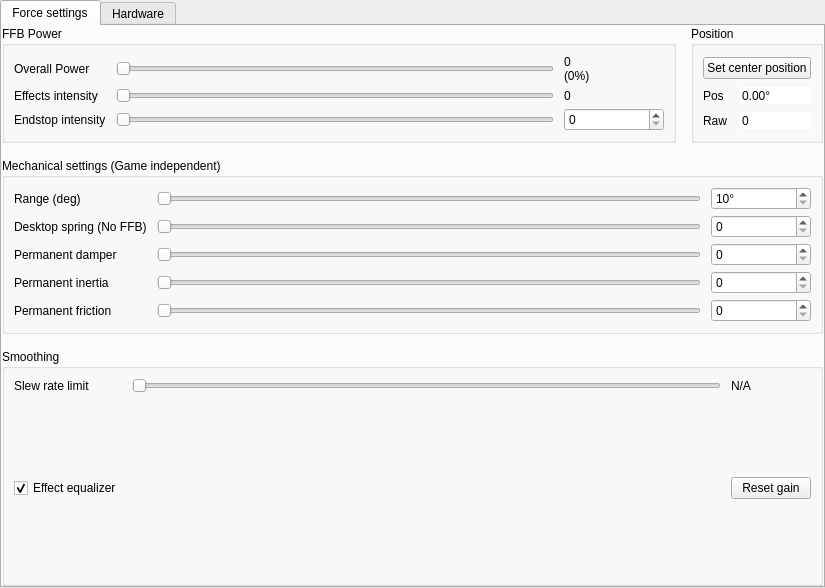
Before: the Qt Designer form res/axis_ui.ui in Ultrawipf/OpenFFBoard-configurator, drawn with Qt 5.
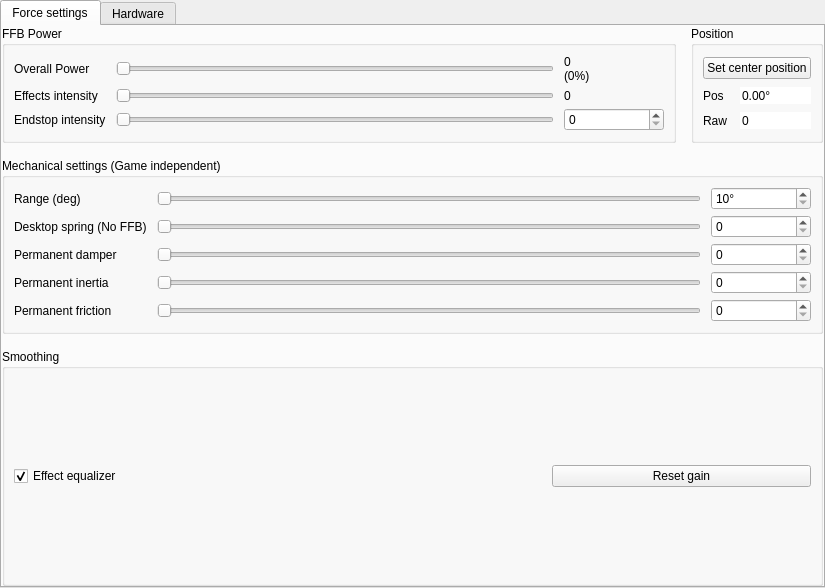
After: the same form once the commit is applied. Custom widgets are drawn as their Qt base class.

Commit message: fix(ui): remove obsolete slewrate limit controls

What changed in the file:
```diff
--- a/res/axis_ui.ui
+++ b/res/axis_ui.ui
@@ -85,30 +85,7 @@
             </property>
            </widget>
           </item>
-          <item row="0" column="2">
-           <widget class="QLabel" name="label_14">
-            <property name="text">
-             <string>N/A</string>
-            </property>
-           </widget>
-          </item>
-          <item row="0" column="1">
-           <widget class="QSlider" name="horizontalSlider">
-            <property name="maximum">
-             <number>65535</number>
-            </property>
-            <property name="orientation">
-             <enum>Qt::Orientation::Horizontal</enum>
-            </property>
-           </widget>
-          </item>
-          <item row="0" column="0">
-           <widget class="QLabel" name="label_13">
-            <property name="text">
-             <string>Slew rate limit</string>
-            </property>
-           </widget>
-          </item>
+
           <item row="1" column="1">
            <widget class="QChartView" name="graphWidget_eq" native="true">
             <property name="sizePolicy">
```
Left out of the diff: 14 changed lines with no effect on the pictures.
